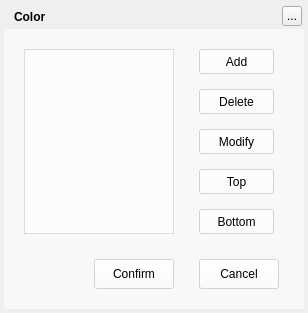
Before: the Qt Designer form common/colorwidget.ui in TTK-qmmp/qmmp-blurxrays, drawn with Qt 5.
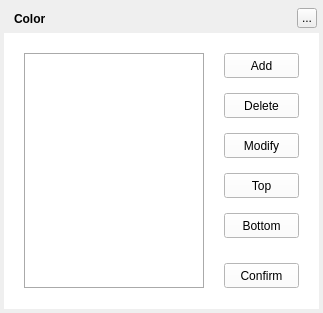
After: the same form once the commit is applied.

Commit message: refactor: Optimize visual color widget style

The edit to the form file:
```diff
--- a/common/colorwidget.ui
+++ b/common/colorwidget.ui
@@ -6,7 +6,7 @@
    <rect>
     <x>0</x>
     <y>0</y>
-    <width>308</width>
+    <width>323</width>
     <height>313</height>
    </rect>
   </property>
@@ -18,7 +18,7 @@
     <rect>
      <x>4</x>
      <y>4</y>
-     <width>300</width>
+     <width>315</width>
      <height>305</height>
     </rect>
    </property>
@@ -30,8 +30,8 @@
    <property name="geometry">
     <rect>
      <x>14</x>
-     <y>4</y>
-     <width>91</width>
+     <y>6</y>
+     <width>90</width>
      <height>25</height>
     </rect>
    </property>
@@ -45,8 +45,8 @@
   <widget class="QToolButton" name="topTitleCloseButton">
    <property name="geometry">
     <rect>
-     <x>282</x>
-     <y>6</y>
+     <x>297</x>
+     <y>8</y>
      <width>20</width>
      <height>20</height>
     </rect>
@@ -59,28 +59,31 @@
    <property name="geometry">
     <rect>
      <x>4</x>
-     <y>29</y>
-     <width>300</width>
-     <height>280</height>
+     <y>33</y>
+     <width>315</width>
+     <height>276</height>
     </rect>
    </property>
    <property name="styleSheet">
-    <string notr="true">background:rgba(255,255,255,150)</string>
+    <string notr="true">background:rgb(255,255,255)</string>
    </property>
    <widget class="QListWidget" name="listWidget">
     <property name="geometry">
      <rect>
       <x>20</x>
       <y>20</y>
-      <width>150</width>
-      <height>185</height>
+      <width>180</width>
+      <height>235</height>
      </rect>
     </property>
+    <property name="styleSheet">
+     <string notr="true">border:1px solid #AAAAAA;</string>
+    </property>
    </widget>
    <widget class="QPushButton" name="addButton">
     <property name="geometry">
      <rect>
-      <x>195</x>
+      <x>220</x>
       <y>20</y>
       <width>75</width>
       <height>25</height>
@@ -96,7 +99,7 @@
    <widget class="QPushButton" name="deleteButton">
     <property name="geometry">
      <rect>
-      <x>195</x>
+      <x>220</x>
       <y>60</y>
       <width>75</width>
       <height>25</height>
@@ -112,7 +115,7 @@
    <widget class="QPushButton" name="modifyButton">
     <property name="geometry">
      <rect>
-      <x>195</x>
+      <x>220</x>
       <y>100</y>
       <width>75</width>
       <height>25</height>
@@ -128,7 +131,7 @@
    <widget class="QPushButton" name="upButton">
     <property name="geometry">
      <rect>
-      <x>195</x>
+      <x>220</x>
       <y>140</y>
       <width>75</width>
       <height>25</height>
@@ -144,7 +147,7 @@
    <widget class="QPushButton" name="downButton">
     <property name="geometry">
      <rect>
-      <x>195</x>
+      <x>220</x>
       <y>180</y>
       <width>75</width>
       <height>25</height>
@@ -160,10 +163,10 @@
    <widget class="QPushButton" name="confirmButton">
     <property name="geometry">
      <rect>
-      <x>90</x>
+      <x>220</x>
       <y>230</y>
-      <width>80</width>
-      <height>30</height>
+      <width>75</width>
+      <height>25</height>
      </rect>
     </property>
     <property name="cursor">
@@ -173,22 +176,6 @@
      <string>Confirm</string>
     </property>
    </widget>
-   <widget class="QPushButton" name="cancelButton">
-    <property name="geometry">
-     <rect>
-      <x>195</x>
-      <y>230</y>
-      <width>80</width>
-      <height>30</height>
-     </rect>
-    </property>
-    <property name="cursor">
-     <cursorShape>PointingHandCursor</cursorShape>
-    </property>
-    <property name="text">
-     <string>Cancel</string>
-    </property>
-   </widget>
   </widget>
   <zorder>background</zorder>
   <zorder>backgroundMask</zorder>
```
The commit also changes 15 other files.
